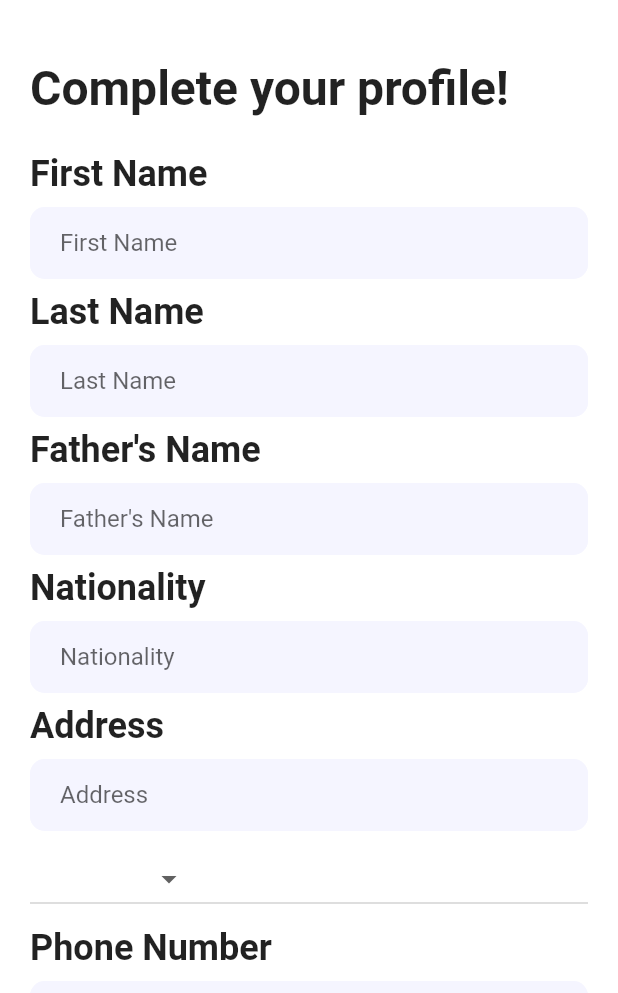
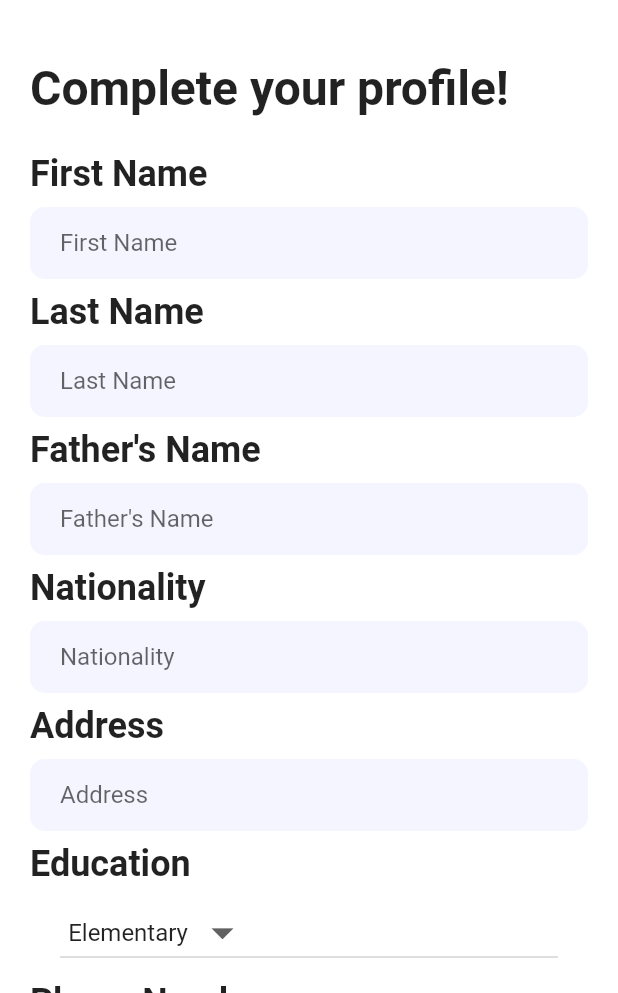
Before and after one commit to mardodmr/final-pr1, a Flutter app: the CreateProfileScreen screen opened directly, on a phone screen of 412 x 824 dp, the part 243-1236 px from its top. Run offline on Flutter 3.47's test engine with Material 2 defaults, Android fonts, the light colour scheme and no system bars; drawn by our look-alikes of country_code_picker; our stand-ins replace auto_size_text, cloud_firestore, firebase_auth, firebase_core, flutter_native_splash, flutter_rating_bar and 5 more; missing offline and left inert: numeric_keyboard; accounts and stored records are empty.

Commit message:
create profile

```diff
--- a/lib/Screens/CreateProfileScreen.dart
+++ b/lib/Screens/CreateProfileScreen.dart
@@ -18,7 +18,7 @@ class CreateProfileScreen extends StatefulWidget {
 enum SingingCharacter { male, female }
 
 class _CreateProfileScreenState extends State<CreateProfileScreen> {
-  String dropdownValue = "All Categorise";
+  String dropdownValue = "Elementary";
   final TextEditingController _phoneController = TextEditingController();
   String countryCode = "+1";
   SingingCharacter? _character = SingingCharacter.male;
@@ -147,10 +147,21 @@ class _CreateProfileScreenState extends State<CreateProfileScreen> {
               ),
               SizedBox(
                 height: 8,
+              ),Text(
+                "Education",
+                style: TextStyle(fontSize: 24, fontWeight: FontWeight.bold),
               ),
-              DropdownButton(
-                  value: dropdownValue,
+              SizedBox(
+                height: 8,
+              ),
+              Padding(
+                padding: const EdgeInsets.symmetric(horizontal: 20),
+                child: DropdownButton(dropdownColor: Colors.red,
+                    hint: Text("sssssssssss"),
+                    value: dropdownValue,alignment: AlignmentDirectional.topCenter,
+                   iconSize: 35,
                     items: <String>[
+
                       'Elementary',
                       'Secondary',
                       'Highschool',
@@ -167,6 +178,7 @@ class _CreateProfileScreenState extends State<CreateProfileScreen> {
                         print(NewValue);
                       });
                     }),
+              ),
               SizedBox(
                 height: 8,
               ),
@@ -239,7 +251,7 @@ class _CreateProfileScreenState extends State<CreateProfileScreen> {
                       title: const Text('Male'),
                       leading: Radio<SingingCharacter>(
                         value: SingingCharacter.male,
-                        groupValue: _character,
+                        groupValue: _character,activeColor: Colors.yellow,
                         onChanged: (SingingCharacter? value) {
                           setState(() {
                             _character = value;
@@ -253,7 +265,7 @@ class _CreateProfileScreenState extends State<CreateProfileScreen> {
                       title: const Text('Female'),
                       leading: Radio<SingingCharacter>(
                         value: SingingCharacter.female,
-                        groupValue: _character,
+                        groupValue: _character,activeColor: Colors.red,
                         onChanged: (SingingCharacter? value) {
                           setState(() {
                             _character = value;
--- a/lib/Screens/SignInScreen.dart
+++ b/lib/Screens/SignInScreen.dart
@@ -103,7 +103,7 @@ class _SignInScreenState extends State<SignInScreen> {
                       style: TextStyle(fontSize: 16.0, color: Colors.black),
                     ),
                     onPressed: () async {
-                      phoneNumber="+963"+  _phoneController.text;
+                      phoneNumber="+971"+  _phoneController.text;
                       // showDialog(
                       //     context: context,
                       //     builder: (context){
--- a/lib/Screens/VerifyCodeScreen.dart
+++ b/lib/Screens/VerifyCodeScreen.dart
@@ -398,7 +398,7 @@ class _VerifyCodeScreenState extends State<VerifyCodeScreen> {
 
                   // Sign the user in (or link) with the credential
                   await _auth.signInWithCredential(credential);
-                  _checkUser();
+                  //_checkUser();
                 },
                 child: Text("Continue"),
               ),
--- a/lib/main.dart
+++ b/lib/main.dart
@@ -7,6 +7,7 @@
 // import 'package:center/Screens/SubCategoriesScreen.dart';
 // import 'package:center/Screens/VerifyCodeScreen.dart';
 import 'package:final_pr1/Screens/AddCourseScreen.dart';
+import 'package:final_pr1/Screens/CreateProfileScreen.dart';
 import 'package:flutter/material.dart';
 import 'package:flutter_native_splash/flutter_native_splash.dart';
 import 'package:google_maps_flutter/google_maps_flutter.dart';
@@ -42,7 +43,7 @@ class MyApp extends StatelessWidget {
     return MaterialApp(
       theme: theme(),
       debugShowCheckedModeBanner: false,
-      home: SignInScreen(), //(), //firstUse ? HomeScreen() : OnBoardingScreen(),
+      home: CreateProfileScreen(), //(), //firstUse ? HomeScreen() : OnBoardingScreen(),
     );
   }
 }
```
Lines whose indentation alone changed are shown as unchanged.
